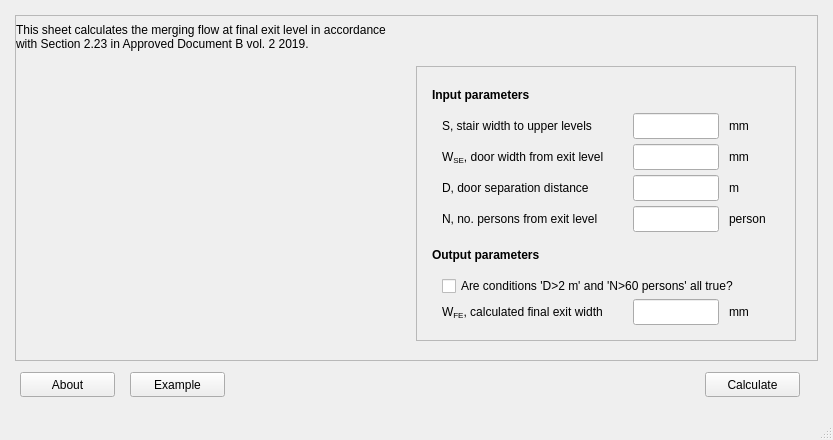
Above: fsetoolsGUI/gui/layout/ui/dialog_0104_merging_flow.ui from fuyans/fsetoolsGUI before the change. Below: the same form after it.
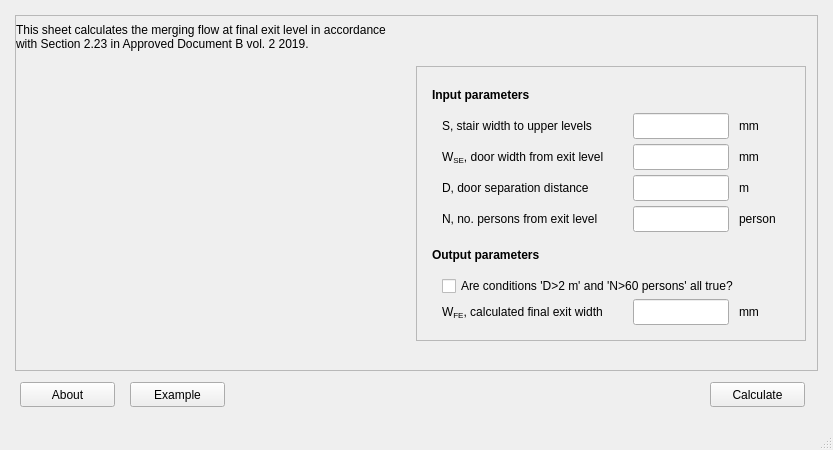
That is the form after the change. Icons and pictures are not drawn.

Diff of the .ui file:
```diff
--- a/fsetoolsGUI/gui/layout/ui/dialog_0104_merging_flow.ui
+++ b/fsetoolsGUI/gui/layout/ui/dialog_0104_merging_flow.ui
@@ -7,7 +7,7 @@
     <x>0</x>
     <y>0</y>
     <width>833</width>
-    <height>440</height>
+    <height>450</height>
    </rect>
   </property>
   <property name="sizePolicy">
@@ -223,13 +223,13 @@
              <widget class="QFrame" name="frame_userio">
               <property name="minimumSize">
                <size>
-                <width>380</width>
+                <width>390</width>
                 <height>0</height>
                </size>
               </property>
               <property name="maximumSize">
                <size>
-                <width>380</width>
+                <width>390</width>
                 <height>16777215</height>
                </size>
               </property>
@@ -1047,22 +1047,6 @@
          </property>
         </widget>
        </item>
-       <item>
-        <spacer name="horizontalSpacer_6">
-         <property name="orientation">
-          <enum>Qt::Horizontal</enum>
-         </property>
-         <property name="sizeType">
-          <enum>QSizePolicy::Minimum</enum>
-         </property>
-         <property name="sizeHint" stdset="0">
-          <size>
-           <width>5</width>
-           <height>20</height>
-          </size>
-         </property>
-        </spacer>
-       </item>
       </layout>
      </widget>
     </item>
```
